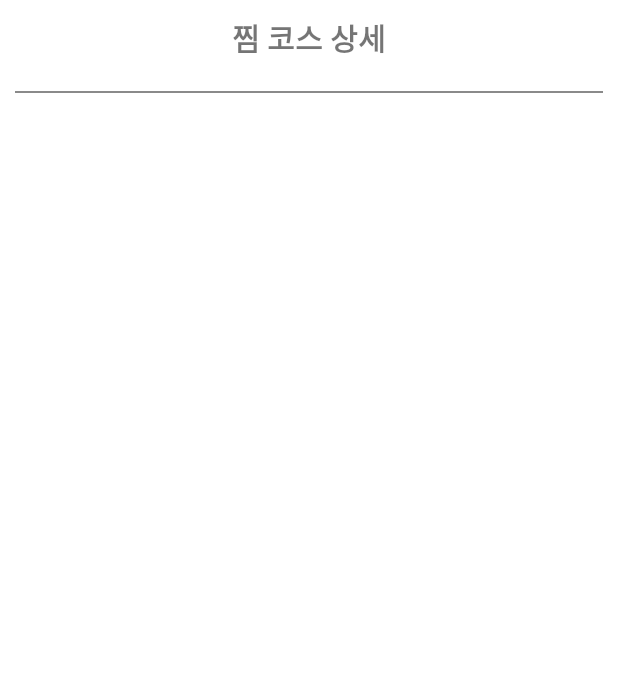
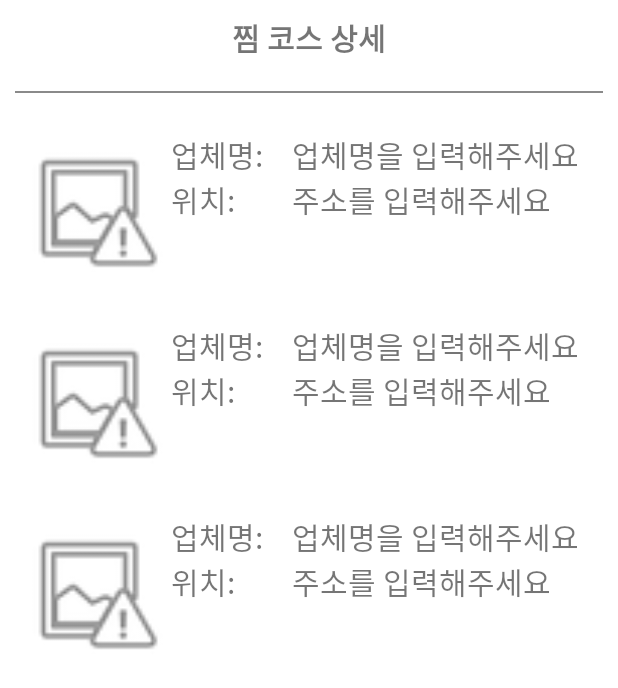
Before and after one commit to whdnjsdyd111/capstone_hotpleGO_App, an Android app: the layout pick_course_details.xml on its own in the app's theme, with its tools: preview values and no code run, on a phone screen of 412 x 824 dp. Shown: the top 688 px of the screen. Run offline under Robolectric (Android 15) with nearby library versions, the phone set to English and light mode, and no system bars.

Commit message:
장소 아이템 id일부 변경 / 코스 상세 디자인 추가

```diff
--- a/app/src/main/res/layout/pick_course_details.xml
+++ b/app/src/main/res/layout/pick_course_details.xml
@@ -1,5 +1,6 @@
 <?xml version="1.0" encoding="utf-8"?>
 <LinearLayout xmlns:android="http://schemas.android.com/apk/res/android"
+    xmlns:tools="http://schemas.android.com/tools"
     android:layout_width="match_parent"
     android:layout_height="match_parent"
     android:orientation="vertical">
@@ -35,7 +36,9 @@
 
             <androidx.recyclerview.widget.RecyclerView
                 android:layout_width="match_parent"
-                android:layout_height="match_parent" />
+                android:layout_height="match_parent"
+                android:layout_marginTop="5dp"
+                tools:listitem="@layout/pick_course_details_item" />
         </LinearLayout>
     </ScrollView>
 
--- a/app/src/main/res/layout/pick_course_details_item.xml
+++ b/app/src/main/res/layout/pick_course_details_item.xml
@@ -1,6 +1,81 @@
 <?xml version="1.0" encoding="utf-8"?>
-<androidx.constraintlayout.widget.ConstraintLayout
-    xmlns:android="http://schemas.android.com/apk/res/android" android:layout_width="match_parent"
-    android:layout_height="match_parent">
+<LinearLayout xmlns:android="http://schemas.android.com/apk/res/android"
+    xmlns:app="http://schemas.android.com/apk/res-auto"
+    xmlns:tools="http://schemas.android.com/tools"
+    android:layout_width="match_parent"
+    android:layout_height="wrap_content"
+    android:orientation="vertical">
 
-</androidx.constraintlayout.widget.ConstraintLayout>
+    <LinearLayout
+        android:layout_width="match_parent"
+        android:layout_height="match_parent"
+        android:layout_weight="1"
+        android:orientation="horizontal"
+        android:layout_marginTop="10dp"
+        android:layout_marginLeft="5dp"
+        android:layout_marginRight="5dp"
+        android:padding="5dp"
+        >
+
+        <ImageView
+            android:id="@+id/course_details_img"
+            android:layout_width="200dp"
+            android:layout_height="100dp"
+            android:layout_weight="1"
+            app:srcCompat="@android:drawable/ic_menu_report_image"
+            android:layout_margin="3dp"/>
+
+        <LinearLayout
+            android:layout_width="match_parent"
+            android:layout_height="match_parent"
+            android:layout_weight="1"
+            android:orientation="vertical"
+            tools:layout_margin="5dp">
+
+            <LinearLayout
+                android:layout_width="match_parent"
+                android:layout_height="wrap_content"
+                android:orientation="horizontal">
+
+                <TextView
+                    android:id="@+id/textView24"
+                    android:layout_width="wrap_content"
+                    android:layout_height="wrap_content"
+                    android:layout_weight="1"
+                    android:text="업체명: "
+                    android:textSize="20sp"/>
+
+                <TextView
+                    android:id="@+id/pick_details_name"
+                    android:layout_width="wrap_content"
+                    android:layout_height="wrap_content"
+                    android:layout_weight="1"
+                    android:text="업체명을 입력해주세요"
+                    android:textSize="20sp"/>
+            </LinearLayout>
+
+            <LinearLayout
+                android:layout_width="match_parent"
+                android:layout_height="wrap_content"
+                android:orientation="horizontal">
+
+                <TextView
+                    android:id="@+id/textView23"
+                    android:layout_width="wrap_content"
+                    android:layout_height="wrap_content"
+                    android:layout_weight="1"
+                    android:text="위치: "
+                    android:textSize="20sp"/>
+
+                <TextView
+                    android:id="@+id/pick_details_address"
+                    android:layout_width="wrap_content"
+                    android:layout_height="wrap_content"
+                    android:layout_weight="1"
+                    android:text="주소를 입력해주세요"
+                    android:textSize="20sp"/>
+            </LinearLayout>
+        </LinearLayout>
+
+    </LinearLayout>
+</LinearLayout>
```
Also changed, not shown: app/src/main/res/layout/pick_place_item.xml (+30 -12 lines).
